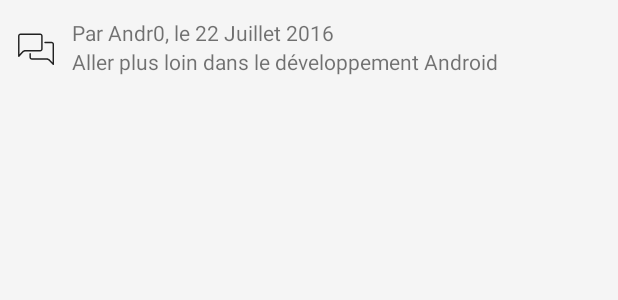
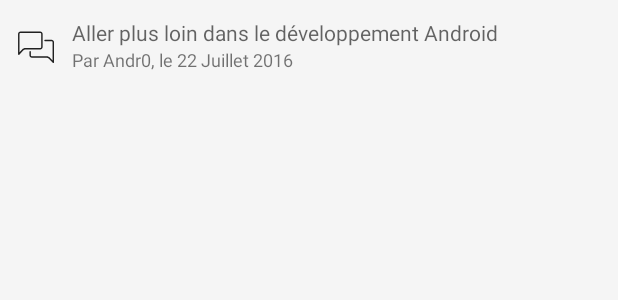
Before and after one commit to SpaceFox/android-notificateurs, an Android app: the layout item_notification.xml on its own in the app's theme, with its tools: preview values and no code run, on a phone screen of 412 x 824 dp. Shown: the top 300 px of the screen. Run offline under Robolectric (Android 15) with nearby library versions, the phone set to English and light mode, and no system bars.

Commit message:
design: Change design of notification items.

```diff
--- a/app/src/main/java/com/zestedesavoir/android/notification/NotificationsAdapter.java
+++ b/app/src/main/java/com/zestedesavoir/android/notification/NotificationsAdapter.java
@@ -55,7 +55,7 @@ class NotificationsAdapter extends RecyclerView.Adapter<NotificationsAdapter.Vie
     @Override
     public void onBindViewHolder(NotificationsAdapter.ViewHolder viewHolder, final int i) {
         final Notification notification = notifications.get(i);
-        String update = DateUtils.getRelativeTimeSpanString(context, DateTime.now().withMillis(notification.pubdate.getTime()), DateUtils.FORMAT_SHOW_DATE | DateUtils.FORMAT_ABBREV_ALL).toString();
+        String update = DateUtils.getRelativeTimeSpanString(context, DateTime.now().withMillis(notification.pubdate.getTime())).toString();
 
         viewHolder.tvMeta.setText(context.getString(R.string.notif_meta, notification.sender.username, update));
         viewHolder.tvTitle.setText(notification.title);
--- a/app/src/main/res/layout/fragment_login.xml
+++ b/app/src/main/res/layout/fragment_login.xml
@@ -26,7 +26,7 @@
                 tools:ignore="ContentDescription"/>
 
             <TextView
-                style="@style/Theme.ZdS.TextAppearance.Large"
+                style="@style/Theme.ZdS.Title.TextAppearance.Large"
                 android:layout_width="match_parent"
                 android:layout_height="wrap_content"
                 android:layout_marginTop="@dimen/large_margin"
@@ -34,7 +34,7 @@
                 android:text="@string/app_name"/>
 
             <TextView
-                style="@style/Theme.ZdS.TextAppearance.Medium"
+                style="@style/Theme.ZdS.Title.TextAppearance.Medium"
                 android:layout_width="match_parent"
                 android:layout_height="wrap_content"
                 android:layout_marginTop="@dimen/small_margin"
--- a/app/src/main/res/layout/item_notification.xml
+++ b/app/src/main/res/layout/item_notification.xml
@@ -35,20 +35,22 @@
                 android:orientation="vertical">
 
                 <TextView
+                    android:id="@+id/tv_title"
+                    style="@style/Theme.ZdS.TextAppearance.Medium"
+                    android:layout_width="match_parent"
+                    android:layout_height="wrap_content"
+                    android:ellipsize="end"
+                    android:lines="1"
+                    tools:text="Aller plus loin dans le développement Android"/>
+
+                <TextView
                     android:id="@+id/tv_meta"
+                    style="@style/Theme.ZdS.TextAppearance.Small"
                     android:layout_width="match_parent"
                     android:layout_height="wrap_content"
                     android:ellipsize="end"
                     android:lines="1"
                     tools:text="Par Andr0, le 22 Juillet 2016"/>
-
-                <TextView
-                    android:id="@+id/tv_title"
-                    android:layout_width="match_parent"
-                    android:layout_height="wrap_content"
-                    android:ellipsize="end"
-                    android:lines="1"
-                    tools:text="Aller plus loin dans le développement Android"/>
             </LinearLayout>
         </LinearLayout>
     </FrameLayout>
--- a/app/src/main/res/values/dimens.xml
+++ b/app/src/main/res/values/dimens.xml
@@ -6,4 +6,7 @@
 
     <dimen name="activity_horizontal_margin">16dp</dimen>
     <dimen name="activity_vertical_margin">16dp</dimen>
+
+    <dimen name="small_size">12sp</dimen>
+    <dimen name="normal_size">14sp</dimen>
 </resources>
--- a/app/src/main/res/values/styles.xml
+++ b/app/src/main/res/values/styles.xml
@@ -14,6 +14,8 @@
         <item name="actionMenuTextColor">@color/primary_text</item>
         <item name="android:buttonStyle">@style/Base.Theme.ZdS.Button</item>
         <item name="colorControlHighlight">@color/accent</item>
+        <item name="android:textAppearanceMedium">@style/Theme.ZdS.TextAppearance.Medium</item>
+        <item name="android:textAppearanceSmall">@style/Theme.ZdS.TextAppearance.Small</item>
     </style>
 
     <style name="Base.Theme.ZdS.Overlay" parent="ThemeOverlay.AppCompat.Light">
@@ -30,12 +32,19 @@
         <item name="android:textColor">@android:color/white</item>
     </style>
 
-    <style name="Theme.ZdS.TextAppearance.Large" parent="Base.TextAppearance.AppCompat.Large">
+    <style name="Theme.ZdS.TextAppearance.Medium" parent="Base.TextAppearance.AppCompat.Medium">
+        <item name="android:textSize">@dimen/normal_size</item>
+    </style>
+
+    <style name="Theme.ZdS.TextAppearance.Small" parent="Base.TextAppearance.AppCompat.Small">
+        <item name="android:textSize">@dimen/small_size</item>
+    </style>
+
+    <style name="Theme.ZdS.Title.TextAppearance.Large" parent="Base.TextAppearance.AppCompat.Large">
         <item name="android:textColor">@android:color/white</item>
     </style>
 
-    <style name="Theme.ZdS.TextAppearance.Medium" parent="Base.TextAppearance.AppCompat.Medium">
+    <style name="Theme.ZdS.Title.TextAppearance.Medium" parent="Base.TextAppearance.AppCompat.Medium">
         <item name="android:textColor">@android:color/white</item>
     </style>
-
 </resources>
```
Lines whose indentation alone changed are shown as unchanged.
